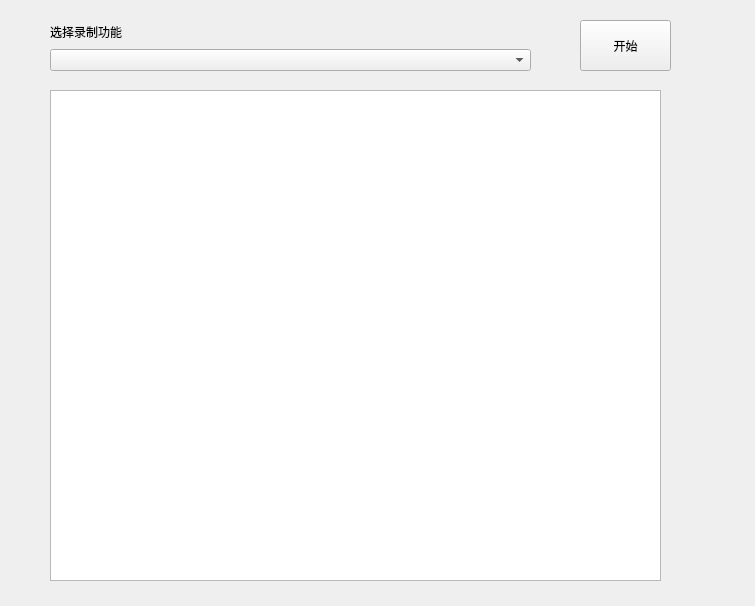
Before: the Qt Designer form MultiMediaTool/src/gui/ui/videopage.ui in xiehaode/MultimediaTools, drawn with Qt 5.
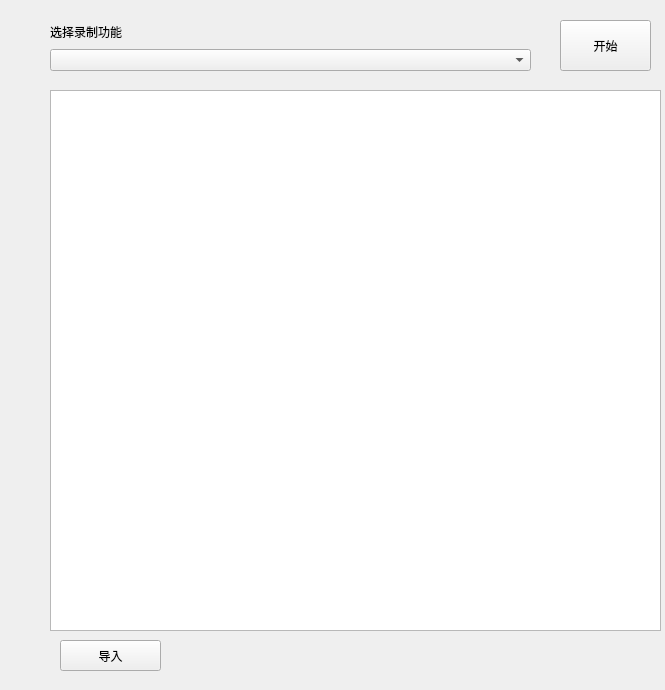
After: the same form once the commit is applied.

Diff of the .ui file:
```diff
--- a/MultiMediaTool/src/gui/ui/videopage.ui
+++ b/MultiMediaTool/src/gui/ui/videopage.ui
@@ -6,8 +6,8 @@
    <rect>
     <x>0</x>
     <y>0</y>
-    <width>755</width>
-    <height>606</height>
+    <width>665</width>
+    <height>690</height>
    </rect>
   </property>
   <property name="windowTitle">
@@ -38,7 +38,7 @@
   <widget class="QPushButton" name="pushButton">
    <property name="geometry">
     <rect>
-     <x>580</x>
+     <x>560</x>
      <y>20</y>
      <width>91</width>
      <height>51</height>
@@ -54,10 +54,23 @@
      <x>50</x>
      <y>90</y>
      <width>611</width>
-     <height>491</height>
+     <height>541</height>
     </rect>
    </property>
   </widget>
+  <widget class="QPushButton" name="import_2">
+   <property name="geometry">
+    <rect>
+     <x>60</x>
+     <y>640</y>
+     <width>101</width>
+     <height>31</height>
+    </rect>
+   </property>
+   <property name="text">
+    <string>导入</string>
+   </property>
+  </widget>
  </widget>
  <resources/>
  <connections/>
```
Left out of the diff: 2 changed lines with no effect on the pictures.
